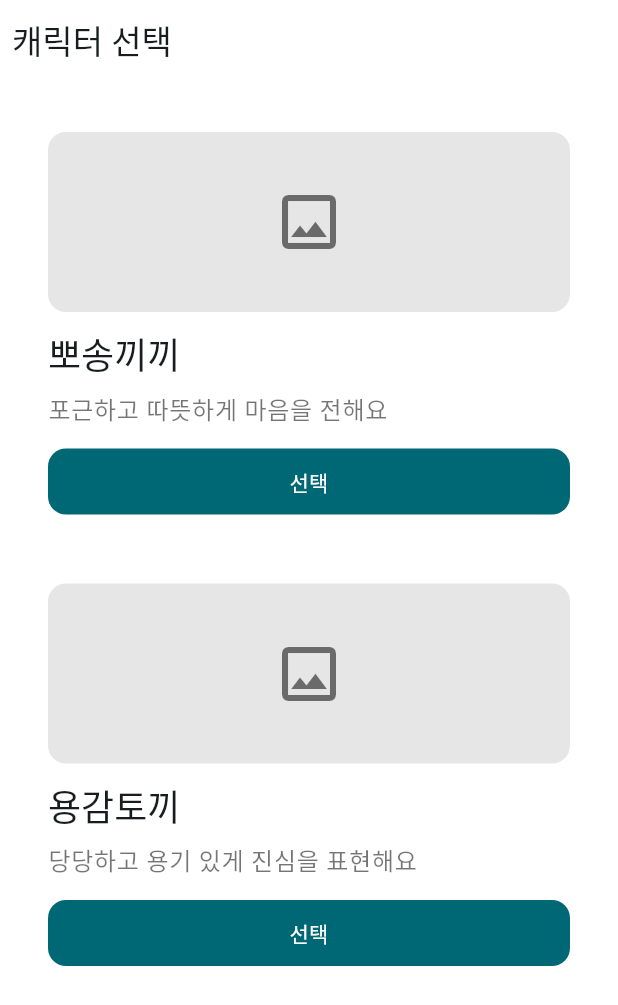
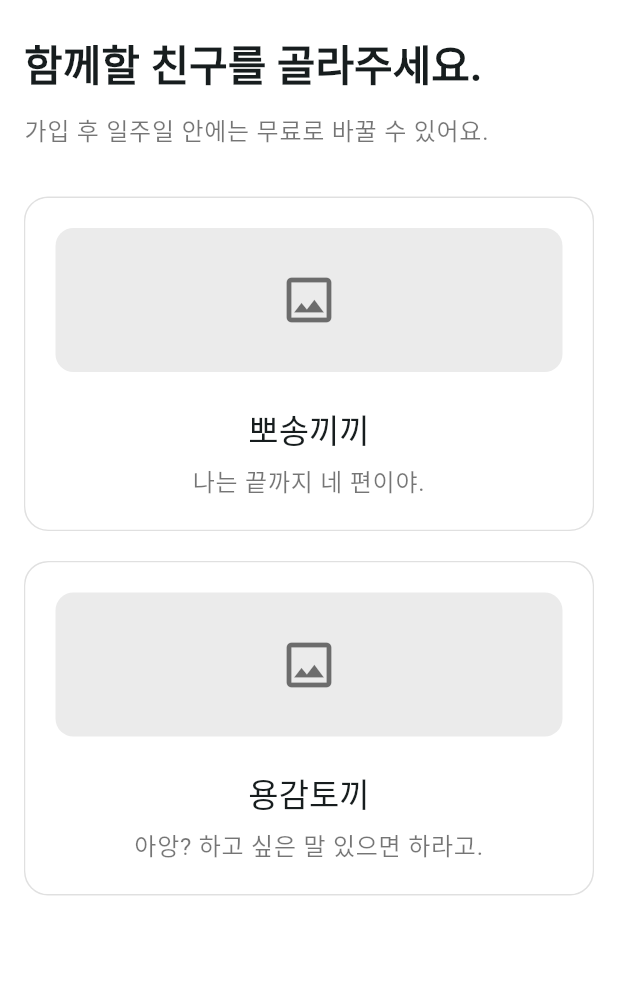
Before and after one commit to JUSANOH/saegim, a Flutter app: the CharacterSelectionScreen screen opened directly, on a phone screen of 412 x 824 dp. Shown: the top 1005 px of the screen. Run offline on Flutter 3.47's test engine with Material 3 defaults, Android fonts, the phone set to English and light mode, and no system bars; our stand-ins replace flutter_riverpod.

Commit message:
feat: implement character selection screen

```diff
--- a/lib/core/constants/app_radius.dart
+++ b/lib/core/constants/app_radius.dart
@@ -2,4 +2,5 @@ abstract final class AppRadius {
   static const double button = 12;
   static const double field = 12;
   static const double card = 12;
+  static const double characterCard = 16;
 }
--- a/lib/core/constants/app_spacing.dart
+++ b/lib/core/constants/app_spacing.dart
@@ -9,6 +9,10 @@ abstract final class AppSpacing {
   static const double appBarHorizontal = 8;
   static const double screenHorizontal = 16;
   static const double characterImageHeight = 120;
+  static const double characterArtworkHeight = 96;
+  static const double characterCardGap = 20;
+  static const double characterCardPadding = 20;
+  static const double headerSectionGap = 32;
   static const double sectionGap = 24;
   static const double previewHeight = 180;
   static const double companionHeight = 72;
--- a/lib/features/character/presentation/character_selection_screen.dart
+++ b/lib/features/character/presentation/character_selection_screen.dart
@@ -2,30 +2,62 @@ import 'package:flutter/material.dart';
 import 'package:saegim/core/constants/app_colors.dart';
 import 'package:saegim/core/constants/app_radius.dart';
 import 'package:saegim/core/constants/app_spacing.dart';
-import 'package:saegim/shared/widgets/app_button.dart';
 import 'package:saegim/shared/widgets/app_card.dart';
 import 'package:saegim/shared/widgets/app_scaffold.dart';
 
-class CharacterSelectionScreen extends StatelessWidget {
+class CharacterSelectionScreen extends StatefulWidget {
   const CharacterSelectionScreen({super.key});
 
   @override
+  State<CharacterSelectionScreen> createState() =>
+      _CharacterSelectionScreenState();
+}
+
+class _CharacterSelectionScreenState extends State<CharacterSelectionScreen> {
+  int? _selectedIndex;
+
+  static const _characters = [
+    (name: '뽀송끼끼', description: '나는 끝까지 네 편이야.'),
+    (name: '용감토끼', description: '아앙? 하고 싶은 말 있으면 하라고.'),
+  ];
+
+  @override
   Widget build(BuildContext context) {
+    final theme = Theme.of(context).textTheme;
+
     return AppScaffold(
-      title: '캐릭터 선택',
-      body: ListView(
-        padding: const EdgeInsets.all(AppSpacing.screenHorizontal),
-        children: const [
+      body: SafeArea(
+        child: ListView(
+          padding: const EdgeInsets.symmetric(
+            horizontal: AppSpacing.screenHorizontal,
+            vertical: AppSpacing.sectionGap,
+          ),
+          children: [
+            Text(
+              '함께할 친구를 골라주세요.',
+              style: theme.headlineMedium?.copyWith(
+                fontWeight: FontWeight.w600,
+              ),
+            ),
+            const SizedBox(height: AppSpacing.titleSubtitleGap),
+            Text(
+              '가입 후 일주일 안에는 무료로 바꿀 수 있어요.',
+              style: theme.bodyLarge?.copyWith(color: AppColors.subtitle),
+            ),
+            const SizedBox(height: AppSpacing.headerSectionGap),
+            for (var i = 0; i < _characters.length; i++) ...[
               _CharacterOptionCard(
-            name: '뽀송끼끼',
-            description: '포근하고 따뜻하게 마음을 전해요',
+                name: _characters[i].name,
+                description: _characters[i].description,
+                isSelected: _selectedIndex == i,
+                onTap: () => setState(() => _selectedIndex = i),
               ),
-          SizedBox(height: AppSpacing.titleSubtitleGap),
-          _CharacterOptionCard(
-            name: '용감토끼',
-            description: '당당하고 용기 있게 진심을 표현해요',
+              if (i < _characters.length - 1)
+                const SizedBox(height: AppSpacing.characterCardGap),
+            ],
+            const SizedBox(height: AppSpacing.sectionGap),
+          ],
         ),
-        ],
       ),
     );
   }
@@ -35,44 +67,100 @@ class _CharacterOptionCard extends StatelessWidget {
   const _CharacterOptionCard({
     required this.name,
     required this.description,
+    required this.isSelected,
+    required this.onTap,
   });
 
   final String name;
   final String description;
+  final bool isSelected;
+  final VoidCallback onTap;
 
   @override
   Widget build(BuildContext context) {
-    final theme = Theme.of(context).textTheme;
+    final theme = Theme.of(context);
+    final textTheme = theme.textTheme;
+    final radius = BorderRadius.circular(AppRadius.characterCard);
+    final borderColor = isSelected
+        ? theme.colorScheme.primary.withValues(alpha: 0.45)
+        : AppColors.subtitle.withValues(alpha: 0.12);
 
-    return AppCard(
+    return AnimatedContainer(
+      duration: const Duration(milliseconds: 200),
+      curve: Curves.easeOut,
+      decoration: BoxDecoration(
+        borderRadius: radius,
+        border: Border.all(
+          color: borderColor,
+          width: isSelected ? 2 : 1,
+        ),
+        boxShadow: isSelected
+            ? [
+                BoxShadow(
+                  color: theme.colorScheme.primary.withValues(alpha: 0.12),
+                  blurRadius: 16,
+                  offset: const Offset(0, 6),
+                ),
+              ]
+            : null,
+      ),
+      child: Stack(
+        children: [
+          AppCard(
+            onTap: onTap,
+            borderRadius: radius,
+            padding: const EdgeInsets.all(AppSpacing.characterCardPadding),
             child: Column(
               crossAxisAlignment: CrossAxisAlignment.stretch,
               children: [
                 Container(
-            height: AppSpacing.characterImageHeight,
+                  height: AppSpacing.characterArtworkHeight,
                   decoration: BoxDecoration(
-              color: AppColors.subtitle.withValues(alpha: 0.1),
+                    color: AppColors.subtitle.withValues(alpha: 0.08),
                     borderRadius: BorderRadius.circular(AppRadius.card),
                   ),
                   child: const Center(
                     child: Icon(
                       Icons.image_outlined,
-                size: 48,
+                      size: 40,
                       color: AppColors.subtitle,
                     ),
                   ),
                 ),
-          const SizedBox(height: AppSpacing.titleSubtitleGap),
-          Text(name, style: theme.headlineSmall),
+                const SizedBox(height: AppSpacing.sectionGap),
+                Text(
+                  name,
+                  style: textTheme.titleLarge,
+                  textAlign: TextAlign.center,
+                ),
                 const SizedBox(height: AppSpacing.labelFieldGap),
                 Text(
                   description,
-            style: theme.bodyLarge?.copyWith(color: AppColors.subtitle),
+                  style: textTheme.bodyLarge?.copyWith(
+                    color: AppColors.subtitle,
                   ),
-          const SizedBox(height: AppSpacing.titleSubtitleGap),
-          AppButton(
-            label: '선택',
-            onPressed: () {},
+                  textAlign: TextAlign.center,
+                ),
+              ],
+            ),
+          ),
+          if (isSelected)
+            Positioned(
+              top: AppSpacing.labelFieldGap,
+              right: AppSpacing.labelFieldGap,
+              child: Container(
+                width: 24,
+                height: 24,
+                decoration: BoxDecoration(
+                  color: theme.colorScheme.primary,
+                  shape: BoxShape.circle,
+                ),
+                child: Icon(
+                  Icons.check,
+                  size: 16,
+                  color: theme.colorScheme.onPrimary,
+                ),
+              ),
             ),
         ],
       ),
--- a/lib/main.dart
+++ b/lib/main.dart
@@ -4,7 +4,7 @@ import 'package:flutter_riverpod/flutter_riverpod.dart';
 
 import 'package:saegim/core/constants/app_theme.dart';
 
-import 'package:saegim/features/splash/splash_screen.dart';
+import 'package:saegim/features/character/presentation/character_selection_screen.dart';
 
 
 
@@ -40,7 +40,7 @@ class MyApp extends StatelessWidget {
 
       theme: AppTheme.lightTheme,
 
-      home: const SplashScreen(),
+      home: const CharacterSelectionScreen(),
 
     );
 
```
Lines whose indentation alone changed are shown as unchanged.
